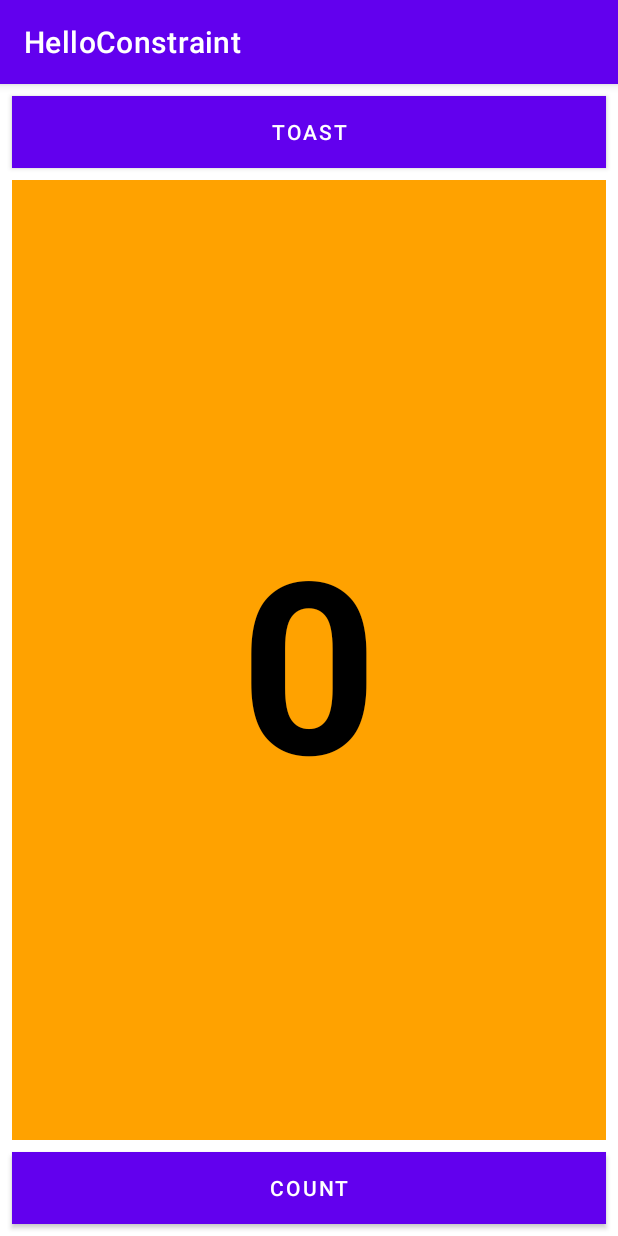
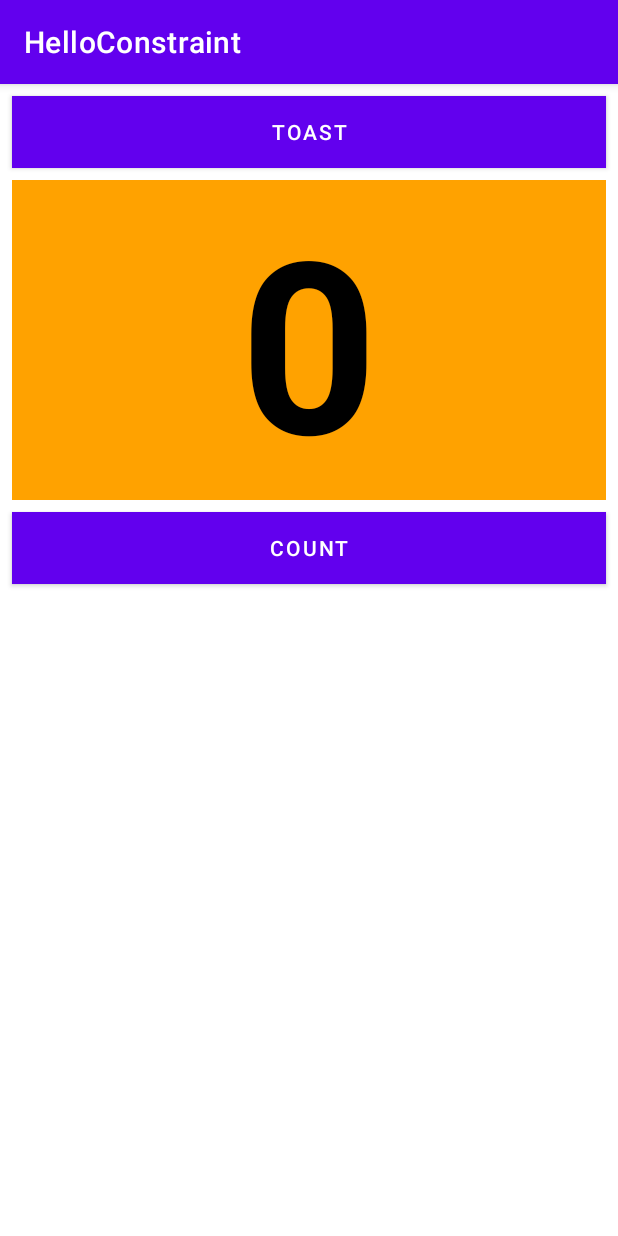
Before and after one commit to AniketH13/HelloConstraint, an Android app: the screen it shows after launch (MainActivity), on a phone screen of 412 x 824 dp. Run offline under Robolectric (Android 15) with nearby library versions, the phone set to English and light mode, and no system bars.

Commit message:
RelativeLayout

```diff
--- a/app/src/main/res/layout/activity_main.xml
+++ b/app/src/main/res/layout/activity_main.xml
@@ -1,5 +1,5 @@
 <?xml version="1.0" encoding="utf-8"?>
-<LinearLayout xmlns:android="http://schemas.android.com/apk/res/android"
+<RelativeLayout  xmlns:android="http://schemas.android.com/apk/res/android"
     xmlns:tools="http://schemas.android.com/tools"
     android:layout_width="match_parent"
     android:layout_height="match_parent"
@@ -26,14 +26,16 @@
         android:layout_marginTop="8dp"
         android:layout_marginEnd="8dp"
         android:layout_marginBottom="8dp"
-        android:layout_weight="1"
         android:background="#FFA200"
         android:gravity="center_vertical"
         android:text="@string/count_initial_value"
         android:textAlignment="center"
         android:textColor="@color/black"
         android:textSize="160sp"
-        android:textStyle="bold" />
+        android:textStyle="bold"
+        android:layout_below="@+id/button_toast"
+        android:layout_alignParentLeft="true"
+        android:layout_alignParentStart="true"/>
 
     <Button
         android:id="@+id/button_Count"
@@ -46,5 +48,6 @@
         android:onClick="countUp"
         android:text="@string/button_label_count"
         android:textColor="@android:color/white"
-        />
-</LinearLayout>
+        android:layout_below="@+id/show_count"
+        android:layout_centerHorizontal="true"/>
+</RelativeLayout >
```
Also changed, not shown: 1 other file.
